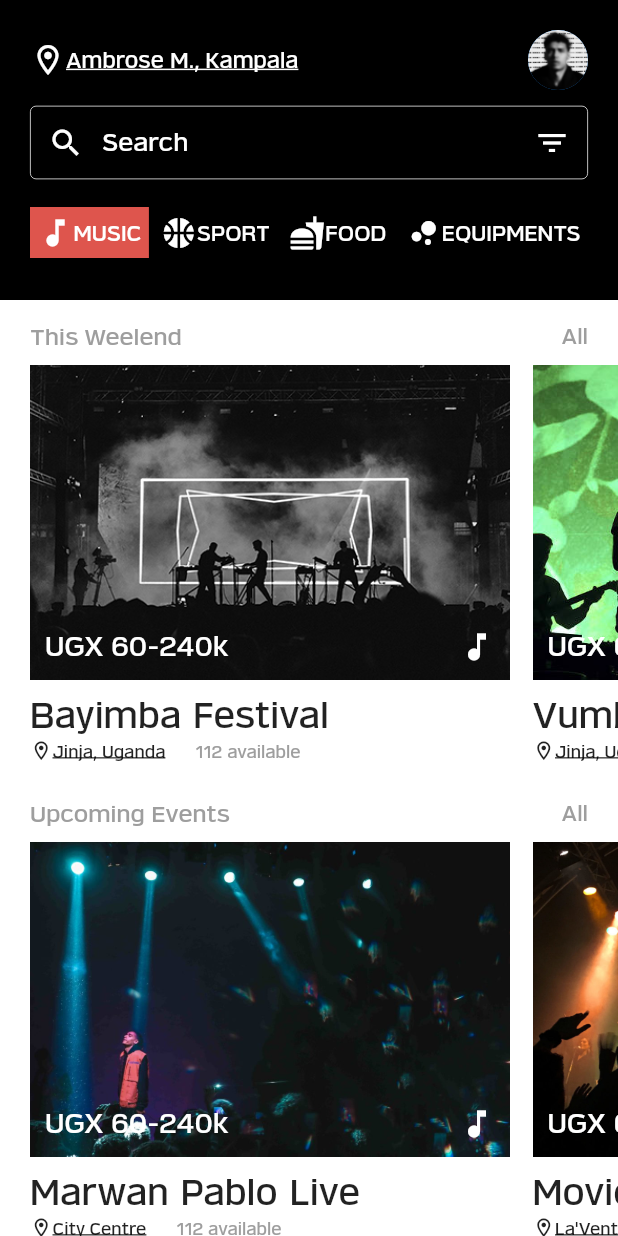
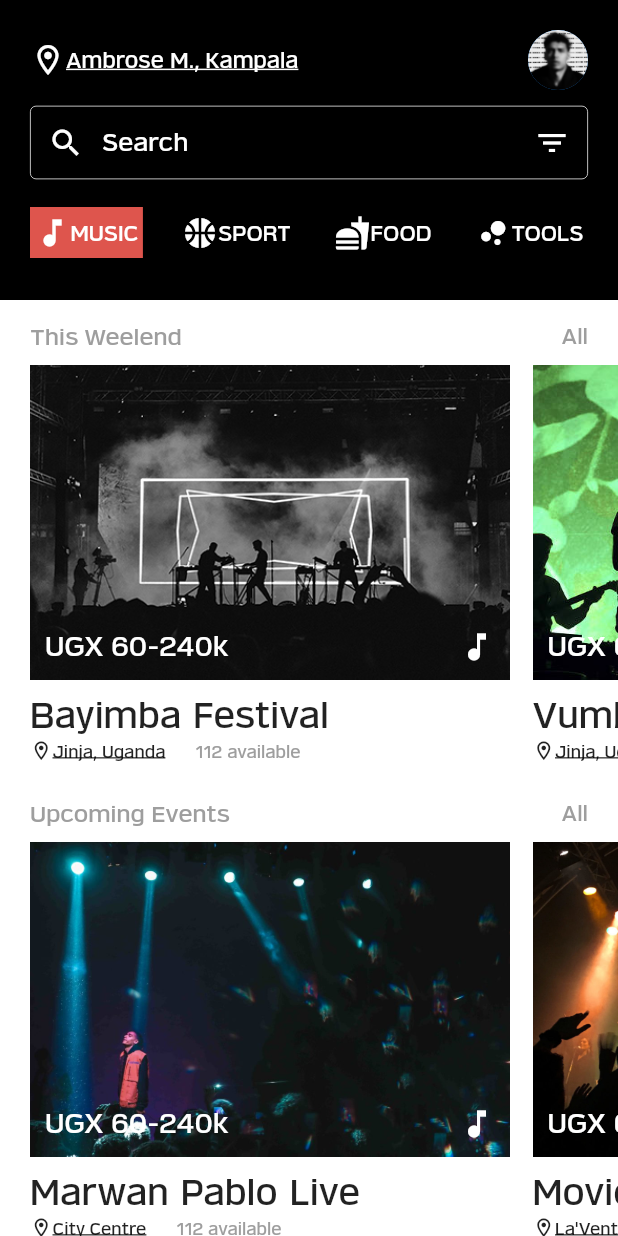
Before and after one commit to mwakaambrose/kiwi, a Flutter app: the screen it shows after launch, on a phone screen of 412 x 824 dp. Run offline on Flutter 3.47's test engine with Material 2 defaults, Android fonts, the phone set to English and light mode, and no system bars.

Commit message:
work in progress

```diff
--- a/lib/Modules/Data.dart
+++ b/lib/Modules/Data.dart
@@ -17,7 +17,7 @@ List<Map> categories = [
     'icon': Icons.fastfood,
   },
   {
-    "name": 'EQUIPMENTS',
+    "name": 'TOOLS',
     'icon': Icons.bubble_chart,
   },
 ];
--- a/lib/Screens/HomeScreen.dart
+++ b/lib/Screens/HomeScreen.dart
@@ -21,7 +21,7 @@ class _HomeScreenState extends State<HomeScreen> {
               ? KAppColor
               : Colors.transparent,
           padding: EdgeInsets.symmetric(
-            horizontal: 5,
+            horizontal: 3,
             vertical: 5,
           ),
           child: Row(
```
Also changed, not shown: lib/Screens/LoginScree.dart (added), 2 other files.
